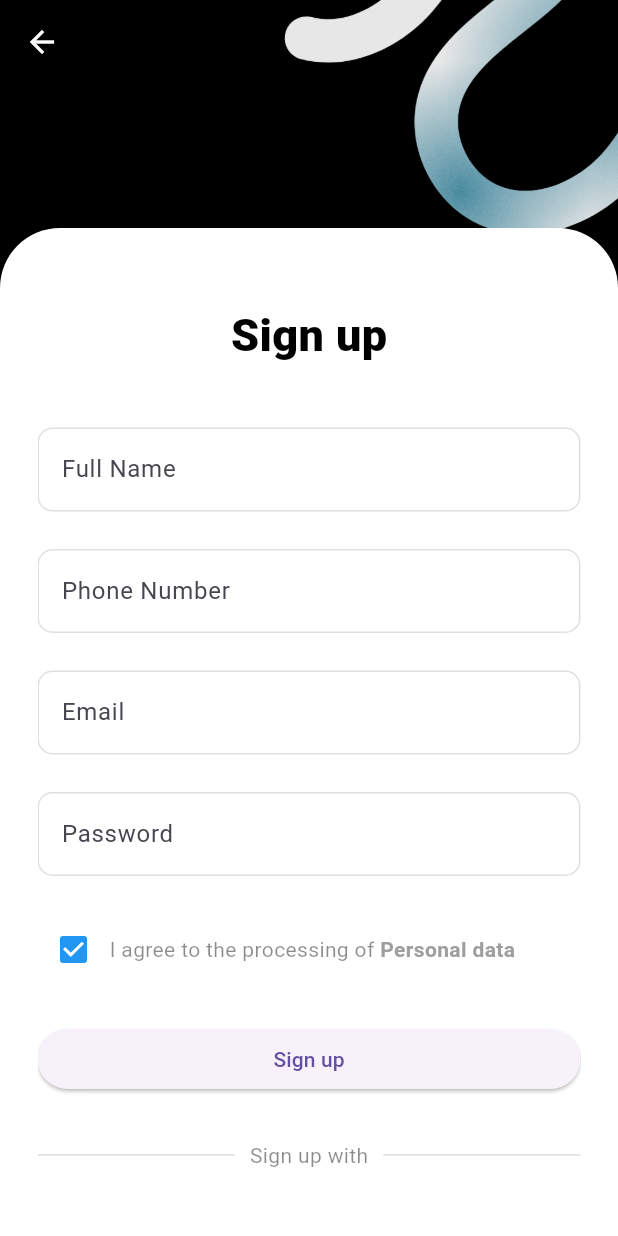
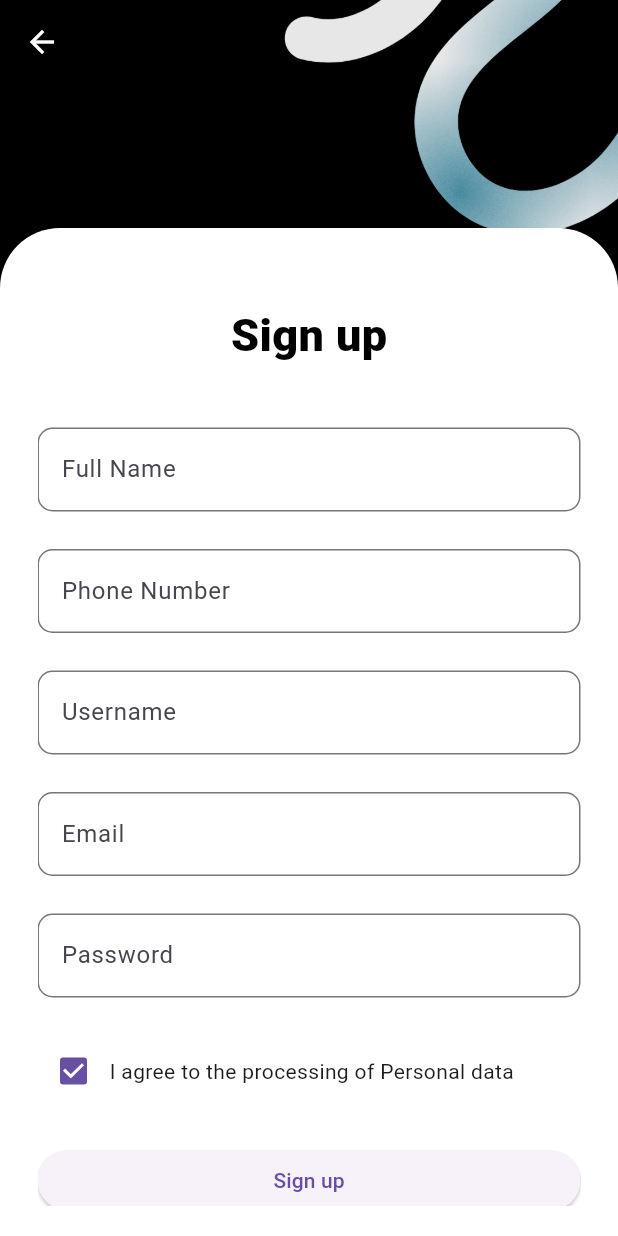
Before and after one commit to mona1121/test1, a Flutter app: the screen it shows after launch, after a tap on "Sign up", on a phone screen of 412 x 824 dp. Run offline on Flutter 3.47's test engine with Material 3 defaults, Android fonts, the light colour scheme and no system bars; our stand-ins replace firebase_auth, firebase_core, font_awesome_flutter; accounts and stored records are empty.

Commit message:
Implemented Firebase Auth and updated screens

```diff
--- a/lib/components/navigation_bar.dart
+++ b/lib/components/navigation_bar.dart
@@ -6,11 +6,11 @@ class CustomNavBar extends StatelessWidget {
   final Function onScanTap;
 
   const CustomNavBar({
-    Key? key,
+    super.key,
     required this.onHomeTap,
     required this.onCartTap,
     required this.onScanTap,
-  }) : super(key: key);
+  });
 
   @override
   Widget build(BuildContext context) {
--- a/lib/main.dart
+++ b/lib/main.dart
@@ -1,14 +1,17 @@
+import 'package:firebase_core/firebase_core.dart';
 import 'package:flutter/material.dart';
+import 'package:test1/screens/home_screen.dart';
 import 'package:test1/screens/welcome_screen.dart';
 
-void main() {
-  runApp(test1());
+void main() async {
+  WidgetsFlutterBinding.ensureInitialized(); // Ensure Flutter binding is initialized
+  await Firebase.initializeApp();  // Initialize Firebase
+  runApp(const Test1());  // Run the main app
 }
 
-class test1 extends StatelessWidget {
-  const test1 ({super.key});
+class Test1 extends StatelessWidget {
+  const Test1({super.key});
 
-  //root widget
   @override
   Widget build(BuildContext context) {
     return MaterialApp(
@@ -17,7 +20,7 @@ class test1 extends StatelessWidget {
       theme: ThemeData(
         primarySwatch: Colors.blue,
       ),
-      home: WelcomeScreen(),
+      home: const WelcomeScreen(),
     );
   }
 }
--- a/lib/screens/signup_screen.dart
+++ b/lib/screens/signup_screen.dart
@@ -1,8 +1,11 @@
+import 'package:firebase_auth/firebase_auth.dart';
 import 'package:flutter/material.dart';
 import 'package:font_awesome_flutter/font_awesome_flutter.dart';
+import 'package:test1/firebase_auth_implementation/firebase_auth_services.dart';
 import 'package:test1/screens/login_screen.dart';
 import 'package:test1/screens/verification_screen.dart';
 import 'package:test1/widgets/custom_scaffold.dart';
+import 'home_screen.dart';
 
 class SignupScreen extends StatefulWidget {
   const SignupScreen({super.key});
@@ -12,9 +15,29 @@ class SignupScreen extends StatefulWidget {
 }
 
 class _SignupScreenState extends State<SignupScreen> {
+  final FirebaseAuthService _auth = FirebaseAuthService();
+
   final _formSignupKey = GlobalKey<FormState>();
   bool agreePersonalData = true;
   String phoneNumber = '';
+
+  // Declare controllers
+  final TextEditingController _nameController = TextEditingController();
+  final TextEditingController _phoneController = TextEditingController();
+  final TextEditingController _usernameController = TextEditingController();
+  final TextEditingController _emailController = TextEditingController();
+  final TextEditingController _passwordController = TextEditingController();
+
+  @override
+  void dispose() {
+    // Dispose of controllers to prevent memory leaks
+    _nameController.dispose();
+    _phoneController.dispose();
+    _usernameController.dispose();
+    _emailController.dispose();
+    _passwordController.dispose();
+    super.dispose();
+  }
 
   @override
   Widget build(BuildContext context) {
@@ -23,9 +46,7 @@ class _SignupScreenState extends State<SignupScreen> {
         children: [
           const Expanded(
             flex: 1,
-            child: SizedBox(
-              height: 10,
-            ),
+            child: SizedBox(height: 10),
           ),
           Expanded(
             flex: 7,
@@ -44,8 +65,7 @@ class _SignupScreenState extends State<SignupScreen> {
                   child: Column(
                     crossAxisAlignment: CrossAxisAlignment.center,
                     children: [
-                      // Sign up text
-                      Text(
+                      const Text(
                         'Sign up',
                         style: TextStyle(
                           fontSize: 30.0,
@@ -53,11 +73,11 @@ class _SignupScreenState extends State<SignupScreen> {
                           color: Colors.black,
                         ),
                       ),
-                      const SizedBox(
-                        height: 40.0,
-                      ),
-                      // Full name
+                      const SizedBox(height: 40.0),
+
+                      // Full Name
                       TextFormField(
+                        controller: _nameController,
                         validator: (value) {
                           if (value == null || value.isEmpty) {
                             return 'Please enter Full name';
@@ -67,29 +87,16 @@ class _SignupScreenState extends State<SignupScreen> {
                         decoration: InputDecoration(
                           label: const Text('Full Name'),
                           hintText: 'Enter Full Name',
-                          hintStyle: const TextStyle(
-                            color: Colors.black26,
-                          ),
                           border: OutlineInputBorder(
-                            borderSide: const BorderSide(
-                              color: Colors.black12,
-                            ),
-                            borderRadius: BorderRadius.circular(10),
-                          ),
-                          enabledBorder: OutlineInputBorder(
-                            borderSide: const BorderSide(
-                              color: Colors.black12,
-                            ),
                             borderRadius: BorderRadius.circular(10),
                           ),
                         ),
                       ),
-                      const SizedBox(
-                        height: 25.0,
-                      ),
+                      const SizedBox(height: 25.0),
 
-                      // Phone number
+                      // Phone Number
                       TextFormField(
+                        controller: _phoneController,
                         validator: (value) {
                           if (value == null || value.isEmpty) {
                             return 'Please enter Phone Number';
@@ -106,30 +113,37 @@ class _SignupScreenState extends State<SignupScreen> {
                         keyboardType: TextInputType.phone,
                         decoration: InputDecoration(
                           label: const Text('Phone Number'),
-                          hintText: ' Enter Phone Number',
+                          hintText: 'Enter Phone Number',
                           prefixText: '+966',
-                          hintStyle: const TextStyle(
-                            color: Colors.black26,
-                          ),
                           border: OutlineInputBorder(
-                            borderSide: const BorderSide(
-                              color: Colors.black12,
-                            ),
-                            borderRadius: BorderRadius.circular(10),
-                          ),
-                          enabledBorder: OutlineInputBorder(
-                            borderSide: const BorderSide(
-                              color: Colors.black12,
-                            ),
                             borderRadius: BorderRadius.circular(10),
                           ),
                         ),
                       ),
-                      const SizedBox(
-                        height: 25.0,
+                      const SizedBox(height: 25.0),
+
+                      // Username
+                      TextFormField(
+                        controller: _usernameController,
+                        validator: (value) {
+                          if (value == null || value.isEmpty) {
+                            return 'Please Enter Username';
+                          }
+                          return null;
+                        },
+                        decoration: InputDecoration(
+                          label: const Text('Username'),
+                          hintText: 'Enter Username',
+                          border: OutlineInputBorder(
+                            borderRadius: BorderRadius.circular(10),
+                          ),
+                        ),
                       ),
+                      const SizedBox(height: 25.0),
+
                       // Email
                       TextFormField(
+                        controller: _emailController,
                         validator: (value) {
                           if (value == null || value.isEmpty) {
                             return 'Please enter Email';
@@ -139,28 +153,16 @@ class _SignupScreenState extends State<SignupScreen> {
                         decoration: InputDecoration(
                           label: const Text('Email'),
                           hintText: 'Enter Email',
-                          hintStyle: const TextStyle(
-                            color: Colors.black26,
-                          ),
                           border: OutlineInputBorder(
-                            borderSide: const BorderSide(
-                              color: Colors.black12,
-                            ),
-                            borderRadius: BorderRadius.circular(10),
-                          ),
-                          enabledBorder: OutlineInputBorder(
-                            borderSide: const BorderSide(
-                              color: Colors.black12,
-                            ),
                             borderRadius: BorderRadius.circular(10),
                           ),
                         ),
                       ),
-                      const SizedBox(
-                        height: 25.0,
-                      ),
+                      const SizedBox(height: 25.0),
+
                       // Password
                       TextFormField(
+                        controller: _passwordController,
                         obscureText: true,
                         obscuringCharacter: '*',
                         validator: (value) {
@@ -172,27 +174,14 @@ class _SignupScreenState extends State<SignupScreen> {
                         decoration: InputDecoration(
                           label: const Text('Password'),
                           hintText: 'Enter Password',
-                          hintStyle: const TextStyle(
-                            color: Colors.black26,
-                          ),
                           border: OutlineInputBorder(
-                            borderSide: const BorderSide(
-                              color: Colors.black12,
-                            ),
-                            borderRadius: BorderRadius.circular(10),
-                          ),
-                          enabledBorder: OutlineInputBorder(
-                            borderSide: const BorderSide(
-                              color: Colors.black12,
-                            ),
                             borderRadius: BorderRadius.circular(10),
                           ),
                         ),
                       ),
-                      const SizedBox(
-                        height: 25.0,
-                      ),
-                      // I agree to the processing of personal data
+                      const SizedBox(height: 25.0),
+
+                      // Agree to processing of personal data
                       Row(
                         children: [
                           Checkbox(
@@ -202,89 +191,24 @@ class _SignupScreenState extends State<SignupScreen> {
                                 agreePersonalData = value!;
                               });
                             },
-                            activeColor: Colors.blue,
                           ),
                           const Text(
-                            'I agree to the processing of ',
-                            style: TextStyle(
-                              color: Colors.black45,
-                            ),
-                          ),
-                          Text(
-                            'Personal data',
-                            style: TextStyle(
-                              fontWeight: FontWeight.bold,
-                              color: Colors.grey,
-                            ),
+                            'I agree to the processing of Personal data',
                           ),
                         ],
                       ),
-                      const SizedBox(
-                        height: 25.0,
-                      ),
+                      const SizedBox(height: 25.0),
+
                       // Sign-up button
                       SizedBox(
                         width: double.infinity,
                         child: ElevatedButton(
-                          onPressed: () {
-                            if (_formSignupKey.currentState!.validate() &&
-                                agreePersonalData) {
-                              // Navigate to the OTP verification screen
-                              Navigator.push(
-                                context,
-                                MaterialPageRoute(
-                                  builder: (context) => VerificationScreen(
-                                    phoneNumber: phoneNumber,
-                                  ),
-                                ),
-                              );
-                            } else if (!agreePersonalData) {
-                              ScaffoldMessenger.of(context).showSnackBar(
-                                const SnackBar(
-                                    content: Text(
-                                        'Please agree to the processing of personal data')),
-                              );
-                            }
-                          },
+                          onPressed: _signUp,  // Linking the signup method here
                           child: const Text('Sign up'),
                         ),
                       ),
-                      const SizedBox(
-                        height: 30.0,
-                      ),
-                      // Sign up divider
-                      Row(
-                        mainAxisAlignment: MainAxisAlignment.center,
-                        children: [
-                          Expanded(
-                            child: Divider(
-                              thickness: 0.7,
-                              color: Colors.grey.withOpacity(0.5),
-                            ),
-                          ),
-                          const Padding(
-                            padding: EdgeInsets.symmetric(
-                              vertical: 0,
-                              horizontal: 10,
-                            ),
-                            child: Text(
-                              'Sign up with',
-                              style: TextStyle(
-                                color: Colors.black45,
-                              ),
-                            ),
-                          ),
-                          Expanded(
-                            child: Divider(
-                              thickness: 0.7,
-                              color: Colors.grey.withOpacity(0.5),
-                            ),
-                          ),
-                        ],
-                      ),
-                      const SizedBox(
-                        height: 30.0,
-                      ),
+                      const SizedBox(height: 30.0),
+
                       // Sign-up social media icons
                       Row(
                         mainAxisAlignment: MainAxisAlignment.spaceEvenly,
@@ -307,9 +231,8 @@ class _SignupScreenState extends State<SignupScreen> {
                           ),
                         ],
                       ),
-                      const SizedBox(
-                        height: 25.0,
-                      ),
+                      const SizedBox(height: 25.0),
+
                       // Already have an account
                       Row(
                         mainAxisAlignment: MainAxisAlignment.center,
@@ -329,7 +252,7 @@ class _SignupScreenState extends State<SignupScreen> {
                                 ),
                               );
                             },
-                            child: Text(
+                            child: const Text(
                               'Log in',
                               style: TextStyle(
                                 fontWeight: FontWeight.bold,
@@ -339,9 +262,7 @@ class _SignupScreenState extends State<SignupScreen> {
                           ),
                         ],
                       ),
-                      const SizedBox(
-                        height: 20.0,
-                      ),
+                      const SizedBox(height: 20.0),
                     ],
                   ),
                 ),
@@ -352,4 +273,37 @@ class _SignupScreenState extends State<SignupScreen> {
       ),
     );
   }
+
+  void _signUp() async {
+    if (_formSignupKey.currentState!.validate() && agreePersonalData) {
+      try {
+        // Signing up the user with email and password
+        User? user = await _auth.signUpWithEmailAndPassword(
+          _emailController.text,
+          _passwordController.text,
+        );
+
+        if (user != null) {
+          print("User is successfully created");
+          Navigator.push(
+            context,
+            MaterialPageRoute(
+              builder: (context) => const HomeScreen(),
+            ),
+          );
+        } else {
+          print("Sign-up failed: No user returned");
+        }
+      } catch (e) {
+        print("Error during sign-up: $e");
+        ScaffoldMessenger.of(context).showSnackBar(
+          SnackBar(content: Text("Sign-up failed: ${e.toString()}")),
+        );
+      }
+    } else if (!agreePersonalData) {
+      ScaffoldMessenger.of(context).showSnackBar(
+        const SnackBar(content: Text("Please agree to the processing of personal data")),
+      );
+    }
+  }
 }
--- a/lib/widgets/welcome_button.dart
+++ b/lib/widgets/welcome_button.dart
@@ -1,5 +1,4 @@
 import 'package:flutter/material.dart';
-import 'package:test1/screens/signup_screen.dart';
 
 class WelcomeButton extends StatelessWidget {
   const WelcomeButton(
--- a/pubspec.yaml
+++ b/pubspec.yaml
@@ -15,6 +15,10 @@ dependencies:
 
   cupertino_icons: ^1.0.8
   icons_plus: ^4.0.0
+  firebase_core: ^3.6.0
+  cloud_firestore: ^5.4.4
+  firebase_auth: ^5.3.1
+  firebase_storage: ^12.3.2
 
 dev_dependencies:
   flutter_test:
```
Also changed, not shown: lib/firebase_auth_implementation/firebase_auth_services.dart (+31 -0 lines), lib/screens/cart_screen.dart (+17 -0 lines), lib/screens/home_screen.dart (+21 -6 lines), lib/screens/login_screen.dart (+70 -19 lines), lib/screens/scanner_screen.dart (+75 -0 lines), lib/screens/verification_screen.dart (+4 -4 lines), pubspec.lock, 4 other files.
